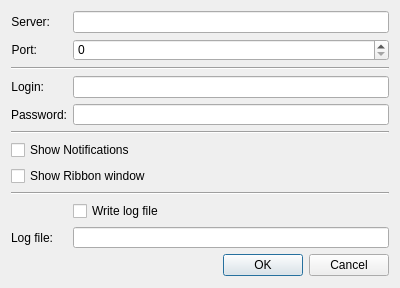
This is settingswindow.ui in AVNechaev/rz_ribbon as Qt 5 draws it before an edit. The edited form follows.
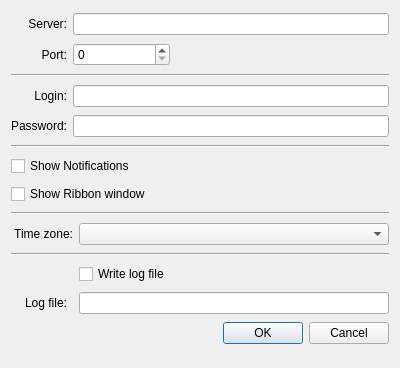
This is the edited form.

Patch:
```diff
--- a/settingswindow.ui
+++ b/settingswindow.ui
@@ -10,7 +10,7 @@
     <x>0</x>
     <y>0</y>
     <width>400</width>
-    <height>288</height>
+    <height>368</height>
    </rect>
   </property>
   <property name="sizePolicy">
@@ -22,13 +22,13 @@
   <property name="minimumSize">
    <size>
     <width>400</width>
-    <height>288</height>
+    <height>368</height>
    </size>
   </property>
   <property name="maximumSize">
    <size>
     <width>400</width>
-    <height>288</height>
+    <height>368</height>
    </size>
   </property>
   <property name="contextMenuPolicy">
@@ -43,7 +43,7 @@
   <property name="modal">
    <bool>true</bool>
   </property>
-  <layout class="QFormLayout" name="formLayout">
+  <layout class="QGridLayout" name="gridLayout">
    <item row="0" column="0">
     <widget class="QLabel" name="label">
      <property name="text">
@@ -54,7 +54,7 @@
      </property>
     </widget>
    </item>
-   <item row="0" column="1">
+   <item row="0" column="1" colspan="3">
     <widget class="QLineEdit" name="tServer"/>
    </item>
    <item row="1" column="0">
@@ -67,14 +67,14 @@
      </property>
     </widget>
    </item>
-   <item row="1" column="1">
+   <item row="1" column="1" colspan="2">
     <widget class="QSpinBox" name="tPort">
      <property name="maximum">
       <number>65535</number>
      </property>
     </widget>
    </item>
-   <item row="2" column="0" colspan="2">
+   <item row="2" column="0" colspan="4">
     <widget class="Line" name="line">
      <property name="orientation">
       <enum>Qt::Horizontal</enum>
@@ -91,7 +91,7 @@
      </property>
     </widget>
    </item>
-   <item row="3" column="1">
+   <item row="3" column="1" colspan="3">
     <widget class="QLineEdit" name="tLogin"/>
    </item>
    <item row="4" column="0">
@@ -104,38 +104,65 @@
      </property>
     </widget>
    </item>
-   <item row="4" column="1">
+   <item row="4" column="1" colspan="3">
     <widget class="QLineEdit" name="tPasswd"/>
    </item>
-   <item row="5" column="0" colspan="2">
+   <item row="5" column="0" colspan="4">
     <widget class="Line" name="line_2">
      <property name="orientation">
       <enum>Qt::Horizontal</enum>
      </property>
     </widget>
    </item>
-   <item row="6" column="0" colspan="2">
+   <item row="6" column="0" colspan="3">
     <widget class="QCheckBox" name="bShowNotifications">
      <property name="text">
       <string>Show Notifications</string>
      </property>
     </widget>
    </item>
-   <item row="7" column="0" colspan="2">
+   <item row="7" column="0" colspan="3">
     <widget class="QCheckBox" name="bShowRibbon">
      <property name="text">
       <string>Show Ribbon window</string>
      </property>
     </widget>
    </item>
-   <item row="8" column="0" colspan="2">
+   <item row="8" column="0" colspan="4">
+    <widget class="Line" name="line_4">
+     <property name="orientation">
+      <enum>Qt::Horizontal</enum>
+     </property>
+    </widget>
+   </item>
+   <item row="9" column="0" colspan="2">
+    <widget class="QLabel" name="label_6">
+     <property name="text">
+      <string>Time zone:</string>
+     </property>
+     <property name="alignment">
+      <set>Qt::AlignRight|Qt::AlignTrailing|Qt::AlignVCenter</set>
+     </property>
+    </widget>
+   </item>
+   <item row="9" column="2" colspan="2">
+    <widget class="QComboBox" name="cmbTimeZones"/>
+   </item>
+   <item row="10" column="0" colspan="4">
     <widget class="Line" name="line_3">
      <property name="orientation">
       <enum>Qt::Horizontal</enum>
      </property>
     </widget>
    </item>
-   <item row="11" column="0">
+   <item row="11" column="2">
+    <widget class="QCheckBox" name="bWriteLog">
+     <property name="text">
+      <string>Write log file</string>
+     </property>
+    </widget>
+   </item>
+   <item row="12" column="0">
     <widget class="QLabel" name="label_5">
      <property name="text">
       <string>Log file:</string>
@@ -145,10 +172,10 @@
      </property>
     </widget>
    </item>
-   <item row="11" column="1">
+   <item row="12" column="2" colspan="2">
     <widget class="QLineEdit" name="tLogFile"/>
    </item>
-   <item row="12" column="0" colspan="2">
+   <item row="13" column="3">
     <widget class="QDialogButtonBox" name="buttonBox">
      <property name="orientation">
       <enum>Qt::Horizontal</enum>
@@ -158,13 +185,6 @@
      </property>
     </widget>
    </item>
-   <item row="10" column="1">
-    <widget class="QCheckBox" name="bWriteLog">
-     <property name="text">
-      <string>Write log file</string>
-     </property>
-    </widget>
-   </item>
   </layout>
  </widget>
  <resources/>
```
